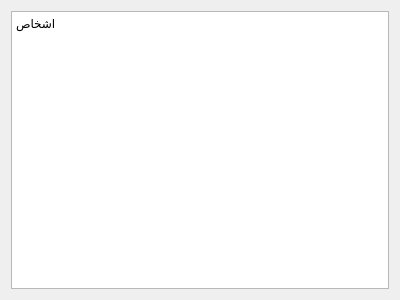
mehranj73/loaners, file personwidget.ui: the form before one commit.
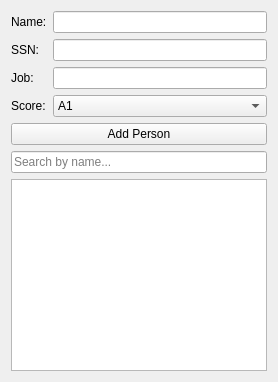
The form after the commit.

Diff of the .ui file:
```diff
--- a/personwidget.ui
+++ b/personwidget.ui
@@ -2,33 +2,84 @@
 <ui version="4.0">
  <class>PersonWidget</class>
  <widget class="QWidget" name="PersonWidget">
-  <property name="geometry">
-   <rect>
-    <x>0</x>
-    <y>0</y>
-    <width>400</width>
-    <height>300</height>
-   </rect>
-  </property>
-  <property name="windowTitle">
-   <string>PersonWidget</string>
-  </property>
-  <layout class="QHBoxLayout" name="horizontalLayout">
+  <layout class="QVBoxLayout" name="verticalLayout">
    <item>
-    <widget class="QTextEdit" name="textEdit">
-     <property name="html">
-      <string>&lt;!DOCTYPE HTML PUBLIC &quot;-//W3C//DTD HTML 4.0//EN&quot; &quot;http://www.w3.org/TR/REC-html40/strict.dtd&quot;&gt;
-&lt;html&gt;&lt;head&gt;&lt;meta name=&quot;qrichtext&quot; content=&quot;1&quot; /&gt;&lt;meta charset=&quot;utf-8&quot; /&gt;&lt;style type=&quot;text/css&quot;&gt;
-p, li { white-space: pre-wrap; }
-hr { height: 1px; border-width: 0; }
-li.unchecked::marker { content: &quot;\2610&quot;; }
-li.checked::marker { content: &quot;\2612&quot;; }
-&lt;/style&gt;&lt;/head&gt;&lt;body style=&quot; font-family:'Segoe UI'; font-size:9pt; font-weight:400; font-style:normal;&quot;&gt;
-&lt;p style=&quot; margin-top:0px; margin-bottom:0px; margin-left:0px; margin-right:0px; -qt-block-indent:0; text-indent:0px;&quot;&gt;اشخاص&lt;/p&gt;
-&lt;p style=&quot;-qt-paragraph-type:empty; margin-top:0px; margin-bottom:0px; margin-left:0px; margin-right:0px; -qt-block-indent:0; text-indent:0px;&quot;&gt;&lt;br /&gt;&lt;/p&gt;&lt;/body&gt;&lt;/html&gt;</string>
+    <layout class="QFormLayout" name="formLayout">
+     <item row="0" column="0">
+      <widget class="QLabel" name="nameLabel">
+       <property name="text">
+        <string>Name:</string>
+       </property>
+      </widget>
+     </item>
+     <item row="0" column="1">
+      <widget class="QLineEdit" name="nameEdit"/>
+     </item>
+     <item row="1" column="0">
+      <widget class="QLabel" name="ssnLabel">
+       <property name="text">
+        <string>SSN:</string>
+       </property>
+      </widget>
+     </item>
+     <item row="1" column="1">
+      <widget class="QLineEdit" name="ssnEdit"/>
+     </item>
+     <item row="2" column="0">
+      <widget class="QLabel" name="jobLabel">
+       <property name="text">
+        <string>Job:</string>
+       </property>
+      </widget>
+     </item>
+     <item row="2" column="1">
+      <widget class="QLineEdit" name="jobEdit"/>
+     </item>
+     <item row="3" column="0">
+      <widget class="QLabel" name="scoreLabel">
+       <property name="text">
+        <string>Score:</string>
+       </property>
+      </widget>
+     </item>
+     <item row="3" column="1">
+      <widget class="QComboBox" name="scoreCombo">
+       <item><property name="text"><string>A1</string></property></item>
+       <item><property name="text"><string>A2</string></property></item>
+       <item><property name="text"><string>A3</string></property></item>
+       <item><property name="text"><string>B1</string></property></item>
+       <item><property name="text"><string>B2</string></property></item>
+       <item><property name="text"><string>B3</string></property></item>
+       <item><property name="text"><string>C1</string></property></item>
+       <item><property name="text"><string>C2</string></property></item>
+       <item><property name="text"><string>C3</string></property></item>
+       <item><property name="text"><string>D1</string></property></item>
+       <item><property name="text"><string>D2</string></property></item>
+       <item><property name="text"><string>D3</string></property></item>
+       <item><property name="text"><string>E1</string></property></item>
+       <item><property name="text"><string>E2</string></property></item>
+       <item><property name="text"><string>E3</string></property></item>
+      </widget>
+     </item>
+    </layout>
+   </item>
+   <item>
+    <widget class="QPushButton" name="addButton">
+     <property name="text">
+      <string>Add Person</string>
      </property>
     </widget>
    </item>
+   <item>
+    <widget class="QLineEdit" name="searchEdit">
+     <property name="placeholderText">
+      <string>Search by name...</string>
+     </property>
+    </widget>
+   </item>
+   <item>
+    <widget class="QTableView" name="tableView"/>
+   </item>
   </layout>
  </widget>
  <resources/>
```
